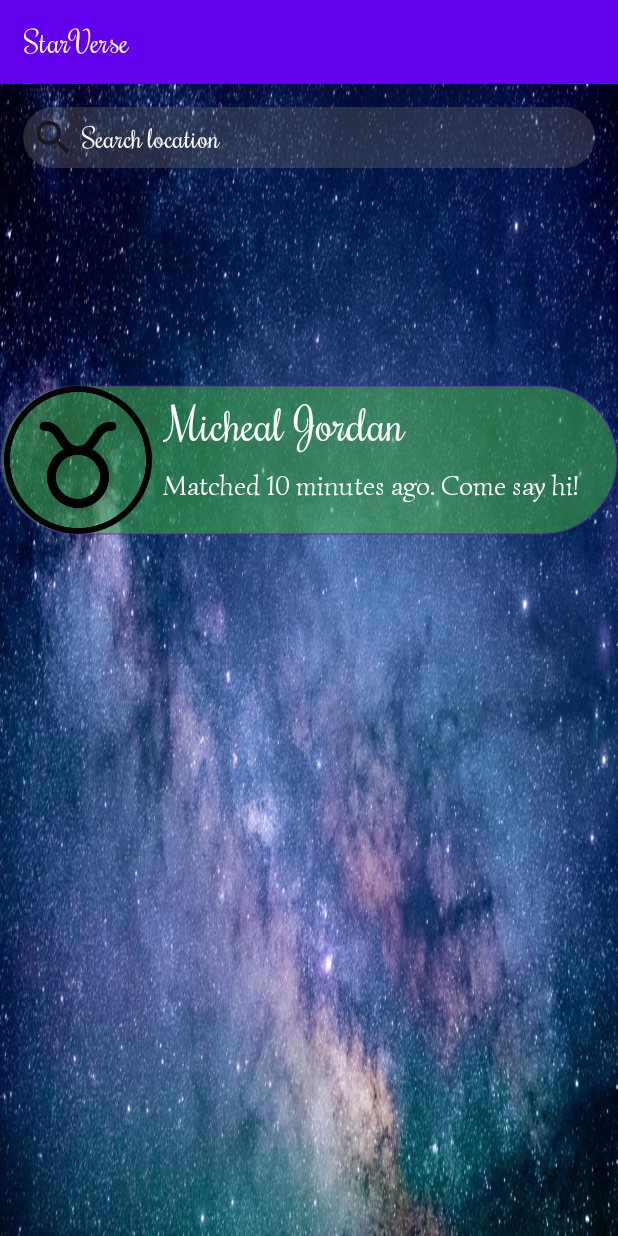
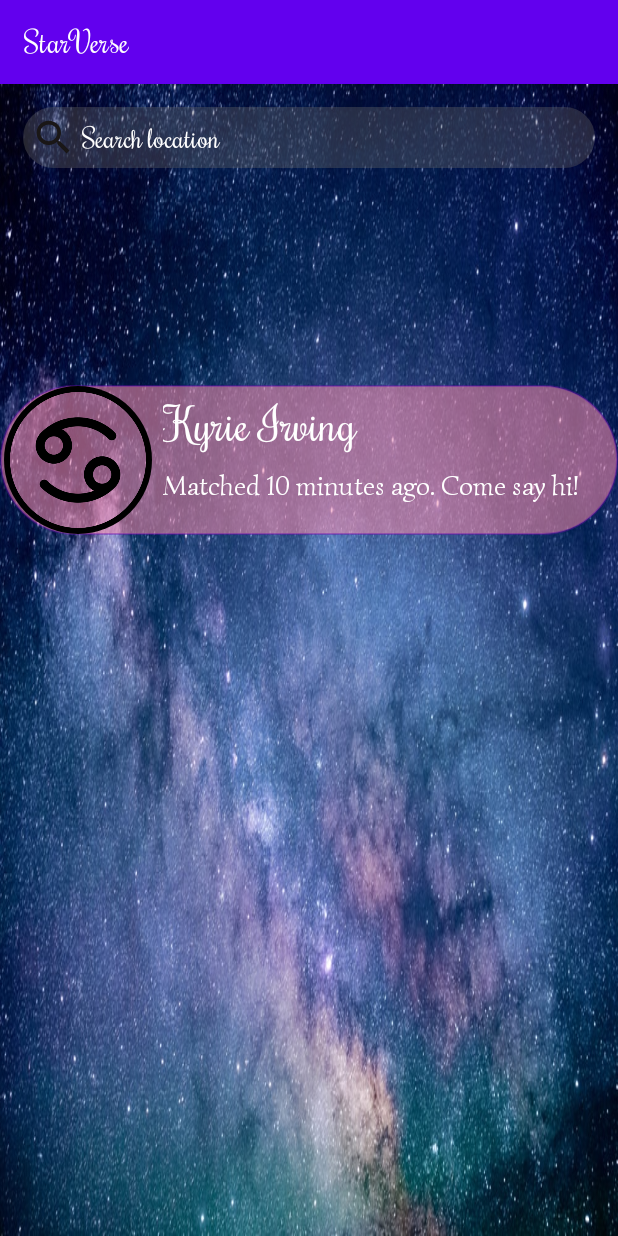
Before and after one commit to thaipham98/StarVerse, an Android app: the ChatMatchActivity screen opened directly, with no data from a screen before it, on a phone screen of 412 x 824 dp. Run offline under Robolectric (Android 15) with nearby library versions, the phone set to English and light mode, and no system bars; plain views replace CircularImageView; Roboto replaces fonts that are not available here.

Commit message:
changed color

```diff
--- /dev/null
+++ b/app/src/main/res/drawable/rounded_corner_yellow.xml
@@ -0,0 +1,16 @@
+<?xml version="1.0" encoding="utf-8"?>
+<shape xmlns:android="http://schemas.android.com/apk/res/android" >
+    <stroke
+        android:width="1dp"
+        android:color="#666A0DAD" />
+
+    <solid android:color="#8CFF91AF" />
+
+    <padding
+        android:left="1dp"
+        android:right="1dp"
+        android:bottom="1dp"
+        android:top="1dp" />
+
+    <corners android:radius="50dp" />
+</shape>
--- a/app/src/main/res/layout/activity_chat.xml
+++ b/app/src/main/res/layout/activity_chat.xml
@@ -121,7 +121,7 @@
             <com.mikhaellopez.circularimageview.CircularImageView
                 android:layout_width="match_parent"
                 android:layout_height="match_parent"
-                android:src="@drawable/icon_taurus"
+                android:src="@drawable/icon_virgo"
                 app:civ_border_color="#41B045"
                 app:civ_border_width="0dp"
                 app:civ_shadow="true"
--- a/app/src/main/res/layout/activity_chat_match.xml
+++ b/app/src/main/res/layout/activity_chat_match.xml
@@ -33,7 +33,7 @@
 
         android:orientation="horizontal"
 
-        android:background="@drawable/rounded_corner_green"
+        android:background="@drawable/rounded_corner_yellow"
         android:color="#41B045
 "
 
@@ -55,7 +55,7 @@
         <com.mikhaellopez.circularimageview.CircularImageView
             android:layout_width="match_parent"
             android:layout_height="match_parent"
-            android:src="@drawable/icon_taurus"
+            android:src="@drawable/icon_cancer"
             app:civ_border_color="#41B045"
             app:civ_border_width="0dp"
             app:civ_shadow="true"
@@ -76,7 +76,7 @@
                 android:padding="5dp"
                 android:textColor="@color/white"
                 android:textSize="30dp"
-                android:text="Micheal Jordan"
+                android:text="Kyrie Irving"
                 />
 
             <TextView
@@ -91,9 +91,6 @@
 
         </LinearLayout>
 
-
-
-
     </LinearLayout>
 
 
```
Also changed, not shown: app/src/main/res/drawable-v24/icon_cancer.png (renamed from app/src/main/res/drawable/Pictures and Icons/Icons/cancer icon.png), app/src/main/res/drawable-v24/icon_virgo.png (renamed from app/src/main/res/drawable/Pictures and Icons/Icons/virgo icon.png).
